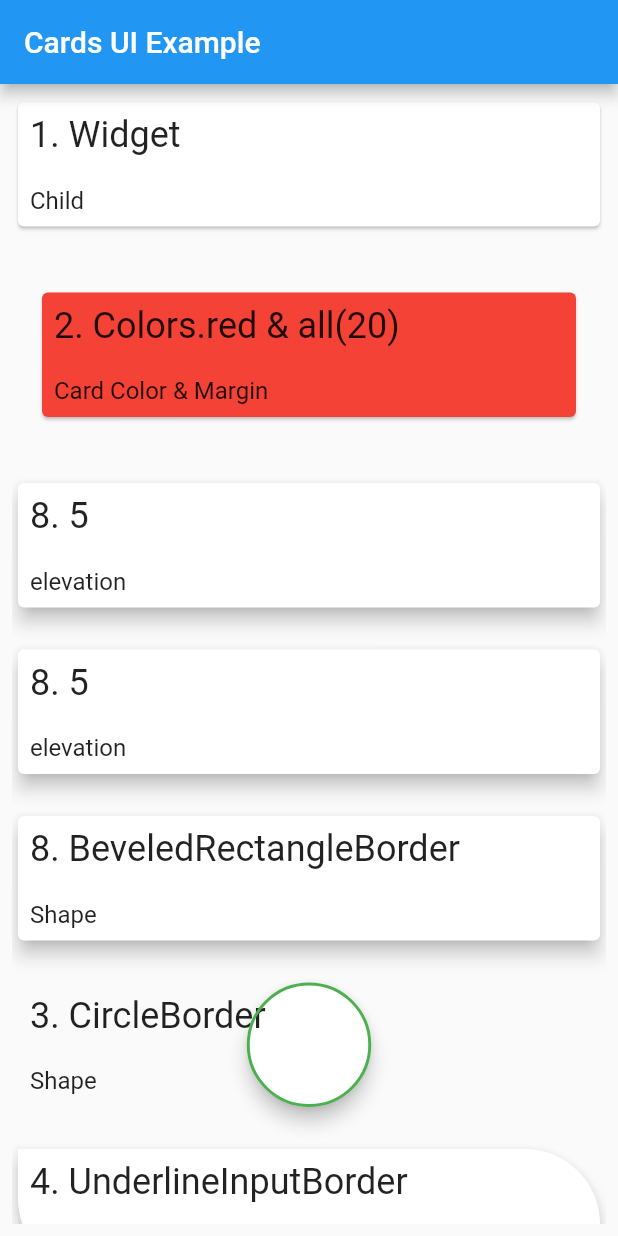
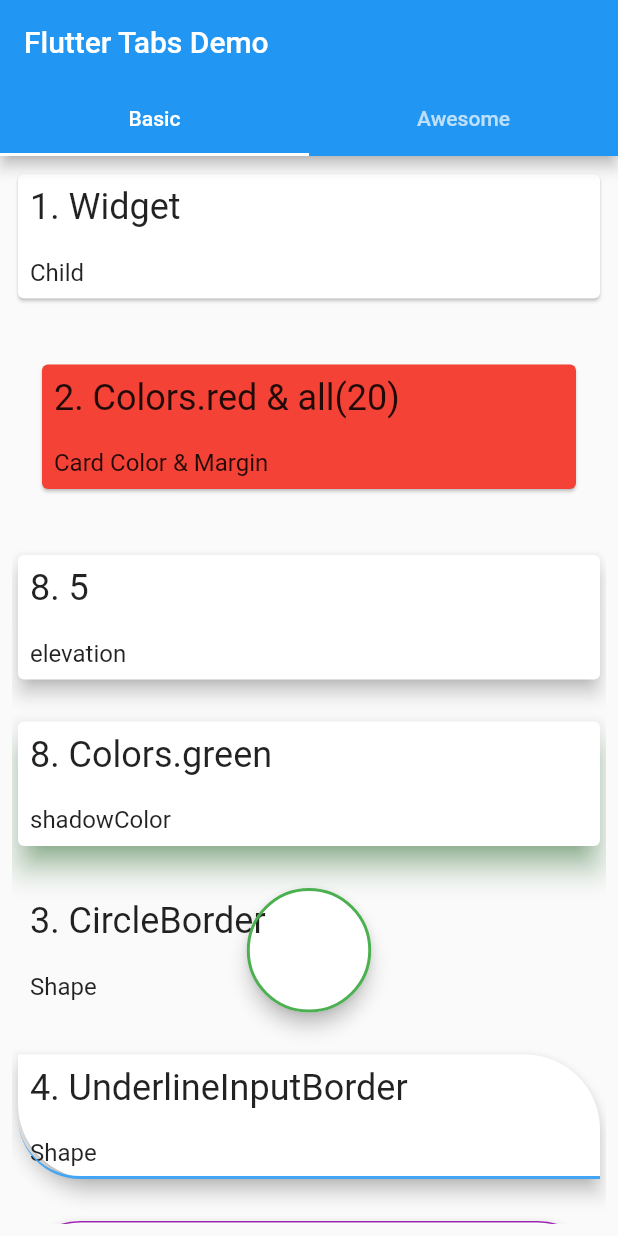
Before and after one commit to navoki/cards_ui_examples_flutter, a Flutter app: the screen it shows after launch, on a phone screen of 412 x 824 dp. Run offline on Flutter 3.47's test engine with Material 2 defaults, Android fonts, the phone set to English and light mode, and no system bars.

Commit message:
AwesomeCard1

```diff
--- /dev/null
+++ b/lib/BasicPage.dart
@@ -0,0 +1,135 @@
+import 'package:flutter/material.dart';
+
+class BasicPage extends StatefulWidget {
+  BasicPage({Key key}) : super(key: key);
+
+  @override
+  _BasicPageState createState() => _BasicPageState();
+}
+
+class _BasicPageState extends State<BasicPage> {
+  @override
+  Widget build(BuildContext context) {
+    return Center(
+      child: Padding(
+        padding: const EdgeInsets.all(8.0),
+        child: ListView(
+          children: [
+            Card(
+              child: getSomeText("1. Widget", 'Child'),
+            ),
+            Padding(padding: EdgeInsets.only(top: 20)),
+            Card(
+              color: Colors.red,
+              margin: EdgeInsets.all(20),
+              child: getSomeText("2. Colors.red & all(20)", 'Card Color & Margin'),
+            ),
+            Padding(padding: EdgeInsets.only(top: 20)),
+            Card(
+              elevation: 5,
+              child: getSomeText("8. 5", 'elevation'),
+            ),
+            Padding(padding: EdgeInsets.only(top: 20)),
+            Card(
+              elevation: 8,
+              shadowColor: Colors.green,
+              child: getSomeText("8. Colors.green", 'shadowColor'),
+            ),
+            Padding(padding: EdgeInsets.only(top: 20)),
+            Card(
+              elevation: 5,
+              shape: CircleBorder(side: BorderSide(color: Colors.green, width: 2)),
+              child: getSomeText("3. CircleBorder", 'Shape'),
+            ),
+            Padding(padding: EdgeInsets.only(top: 20)),
+            Card(
+              elevation: 5,
+              shape: UnderlineInputBorder(
+                  borderRadius: BorderRadius.only(topRight: Radius.circular(50), bottomLeft: Radius.circular(50)),
+                  borderSide: BorderSide(color: Color(0x50FF42A5F5), width: 2)),
+              child: getSomeText("4. UnderlineInputBorder", 'Shape'),
+            ),
+            Padding(padding: EdgeInsets.only(top: 20)),
+            Card(
+              elevation: 5,
+              shape: StadiumBorder(side: BorderSide(color: Colors.purple)),
+              child: getSomeText("5. StadiumBorder", 'Shape'),
+            ),
+            Padding(padding: EdgeInsets.only(top: 20)),
+            Card(
+              elevation: 5,
+              borderOnForeground: false,
+              shape: StadiumBorder(side: BorderSide(color: Colors.purple, width: 10)),
+              child: getSomeText("5. false, default=true", 'borderOnForeground'),
+            ),
+            Padding(padding: EdgeInsets.only(top: 20)),
+            Card(
+              elevation: 5,
+              shape: RoundedRectangleBorder(
+                  borderRadius: BorderRadius.all(Radius.circular(20)),
+                  side: BorderSide(
+                    color: Colors.red,
+                  )),
+              child: getSomeText("9. RoundedRectangleBorder", 'Shape'),
+            ),
+            Padding(padding: EdgeInsets.only(top: 20)),
+            Card(
+              elevation: 5,
+              shape: ContinuousRectangleBorder(borderRadius: BorderRadius.all(Radius.circular(20)), side: BorderSide(color: Colors.red)),
+              child: getSomeText("6. ContinuousRectangleBorder", 'Shape'),
+            ),
+            Padding(padding: EdgeInsets.only(top: 20)),
+            Card(
+              elevation: 5,
+              shape: OutlineInputBorder(borderRadius: BorderRadius.all(Radius.circular(40)), borderSide: BorderSide(color: Colors.green)),
+              child: getSomeText("7. OutlineInputBorder", 'Shape'),
+            ),
+            Padding(padding: EdgeInsets.only(top: 20)),
+            Card(
+              elevation: 5,
+              shape: BeveledRectangleBorder(
+                  borderRadius: BorderRadius.all(Radius.circular(20)),
+                  side: BorderSide(
+                    color: Colors.red,
+                  )),
+              child: getSomeText("8. BeveledRectangleBorder", 'Shape'),
+            ),
+            Padding(padding: EdgeInsets.only(top: 20)),
+            Card(
+              elevation: 5,
+              shape: Border(
+                top: BorderSide(color: Colors.purple, width: 2),
+                bottom: BorderSide(color: Colors.orange, width: 2),
+                left: BorderSide(color: Colors.green, width: 2),
+                right: BorderSide(color: Colors.blue, width: 2),
+              ),
+              child: getSomeText("8. Border", 'Shape'),
+            ),
+          ],
+        ),
+      ),
+    );
+  }
+
+  Widget getSomeText(String param, String value) {
+    return Padding(
+      padding: const EdgeInsets.all(8.0),
+      child: Column(
+        crossAxisAlignment: CrossAxisAlignment.start,
+        children: [
+          Text(
+            param,
+            style: Theme.of(context).textTheme.headline5,
+          ),
+          Padding(
+            padding: const EdgeInsets.only(top: 20.0),
+            child: Text(
+              value,
+              style: Theme.of(context).textTheme.subtitle1,
+            ),
+          ),
+        ],
+      ),
+    );
+  }
+}
--- /dev/null
+++ b/lib/HomePage.dart
@@ -0,0 +1,40 @@
+import 'package:flutter/material.dart';
+
+import 'AwesomePage.dart';
+import 'BasicPage.dart';
+
+class HomePage extends StatefulWidget {
+  @override
+  _HomePageState createState() => _HomePageState();
+}
+
+class _HomePageState extends State<HomePage> with TickerProviderStateMixin {
+  TabController _tabController;
+
+  @override
+  void initState() {
+    super.initState();
+    _tabController = TabController(length: 2, vsync: this);
+  }
+
+  @override
+  Widget build(BuildContext context) {
+    return DefaultTabController(
+      length: 2,
+      child: Scaffold(
+        appBar: AppBar(
+          title: Text('Flutter Tabs Demo'),
+          bottom: TabBar(
+            tabs: [Tab(text: "Basic"), Tab(text: "Awesome")],
+          ),
+        ),
+        body: TabBarView(
+          children: [
+            BasicPage(),
+            AwesomePage(),
+          ],
+        ),
+      ),
+    );
+  }
+}
--- a/lib/MyHomePage.dart
+++ /dev/null
@@ -1,139 +0,0 @@
-import 'package:flutter/material.dart';
-
-class MyHomePage extends StatefulWidget {
-  MyHomePage({Key key, this.title}) : super(key: key);
-
-  final String title;
-
-  @override
-  _MyHomePageState createState() => _MyHomePageState();
-}
-
-class _MyHomePageState extends State<MyHomePage> {
-  @override
-  Widget build(BuildContext context) {
-    return Scaffold(
-      appBar: AppBar(
-        title: Text(widget.title),
-      ),
-      body: Center(
-        child: Padding(
-          padding: const EdgeInsets.all(8.0),
-          child: ListView(
-            children: [
-              Card(
-                child: getSomeText("1. Widget", 'Child'),
-              ),
-              Padding(padding: EdgeInsets.only(top: 20)),
-              Card(
-                color: Colors.red,
-                margin: EdgeInsets.all(20),
-                child: getSomeText("2. Colors.red & all(20)", 'Card Color & Margin'),
-              ),
-              Padding(padding: EdgeInsets.only(top: 20)),
-              Card(
-                elevation: 5,
-                child: getSomeText("8. 5", 'elevation'),
-              ),
-              Padding(padding: EdgeInsets.only(top: 20)),
-              Card(
-                elevation: 5,
-                child: getSomeText("8. 5", 'elevation'),
-              ),
-              Padding(padding: EdgeInsets.only(top: 20)),
-              Card(
-                elevation: 5,
-                child: getSomeText("8. BeveledRectangleBorder", 'Shape'),
-              ),
-              Padding(padding: EdgeInsets.only(top: 20)),
-              Card(
-                elevation: 5,
-                shape: CircleBorder(side: BorderSide(color: Colors.green, width: 2)),
-                child: getSomeText("3. CircleBorder", 'Shape'),
-              ),
-              Padding(padding: EdgeInsets.only(top: 20)),
-              Card(
-                elevation: 5,
-                shape: UnderlineInputBorder(
-                    borderRadius: BorderRadius.only(topRight: Radius.circular(50), bottomLeft: Radius.circular(50)),
-                    borderSide: BorderSide(color: Color(0x50FF42A5F5), width: 2)),
-                child: getSomeText("4. UnderlineInputBorder", 'Shape'),
-              ),
-              Padding(padding: EdgeInsets.only(top: 20)),
-              Card(
-                elevation: 5,
-                shape: StadiumBorder(side: BorderSide(color: Colors.purple)),
-                child: getSomeText("5. StadiumBorder", 'Shape'),
-              ),
-              Padding(padding: EdgeInsets.only(top: 20)),
-              Card(
-                elevation: 5,
-                shape: RoundedRectangleBorder(
-                    borderRadius: BorderRadius.all(Radius.circular(20)),
-                    side: BorderSide(
-                      color: Colors.red,
-                    )),
-                child: getSomeText("9. RoundedRectangleBorder", 'Shape'),
-              ),
-              Padding(padding: EdgeInsets.only(top: 20)),
-              Card(
-                elevation: 5,
-                shape: ContinuousRectangleBorder(borderRadius: BorderRadius.all(Radius.circular(20)), side: BorderSide(color: Colors.red)),
-                child: getSomeText("6. ContinuousRectangleBorder", 'Shape'),
-              ),
-              Padding(padding: EdgeInsets.only(top: 20)),
-              Card(
-                elevation: 5,
-                shape: OutlineInputBorder(borderRadius: BorderRadius.all(Radius.circular(40)), borderSide: BorderSide(color: Colors.green)),
-                child: getSomeText("7. OutlineInputBorder", 'Shape'),
-              ),
-              Padding(padding: EdgeInsets.only(top: 20)),
-              Card(
-                elevation: 5,
-                shape: BeveledRectangleBorder(
-                    borderRadius: BorderRadius.all(Radius.circular(20)),
-                    side: BorderSide(
-                      color: Colors.red,
-                    )),
-                child: getSomeText("8. BeveledRectangleBorder", 'Shape'),
-              ),
-              Padding(padding: EdgeInsets.only(top: 20)),
-              Card(
-                elevation: 5,
-                shape: Border(
-                  top: BorderSide(color: Colors.purple, width: 2),
-                  bottom: BorderSide(color: Colors.orange, width: 2),
-                  left: BorderSide(color: Colors.green, width: 2),
-                  right: BorderSide(color: Colors.blue, width: 2),
-                ),
-                child: getSomeText("8. BeveledRectangleBorder", 'Shape'),
-              ),
-            ],
-          ),
-        ),
-      ),
-    );
-  }
-
-  Widget getSomeText(String param, String value) {
-    return Padding(
-      padding: const EdgeInsets.all(8.0),
-      child: Column(
-        crossAxisAlignment: CrossAxisAlignment.start,
-        children: [
-          Text(
-            param,
-            style: Theme.of(context).textTheme.headline5,
-          ),
-          Padding(
-            padding: const EdgeInsets.only(top: 20.0),
-            child: Text(
-              value,
-              style: Theme.of(context).textTheme.subtitle1,
-            ),
-          ),
-        ],
-      ),
-    );
-  }
-}
--- a/lib/main.dart
+++ b/lib/main.dart
@@ -1,6 +1,6 @@
 import 'package:flutter/material.dart';
 
-import 'MyHomePage.dart';
+import 'HomePage.dart';
 
 void main() {
   runApp(MyApp());
@@ -13,12 +13,10 @@ class MyApp extends StatelessWidget {
     return MaterialApp(
       title: 'Cards UI Example',
       theme: ThemeData(
-
         primarySwatch: Colors.blue,
-
         visualDensity: VisualDensity.adaptivePlatformDensity,
       ),
-      home: MyHomePage(title: 'Cards UI Example'),
+      home: HomePage(),
     );
   }
 }
--- a/pubspec.yaml
+++ b/pubspec.yaml
@@ -45,9 +45,8 @@ flutter:
   uses-material-design: true
 
   # To add assets to your application, add an assets section, like this:
-  # assets:
-  #   - images/a_dot_burr.jpeg
-  #   - images/a_dot_ham.jpeg
+  assets:
+  - assets/images/
 
   # An image asset can refer to one or more resolution-specific "variants", see
   # https://flutter.dev/assets-and-images/#resolution-aware.
```
Also changed, not shown: lib/AwesomeCard1.dart (added, +111 -0 lines), lib/AwesomePage.dart (added, +27 -0 lines), assets/images/thermometer.png (added), assets/images/watering.png (added), assets/images/weather.png (added).
